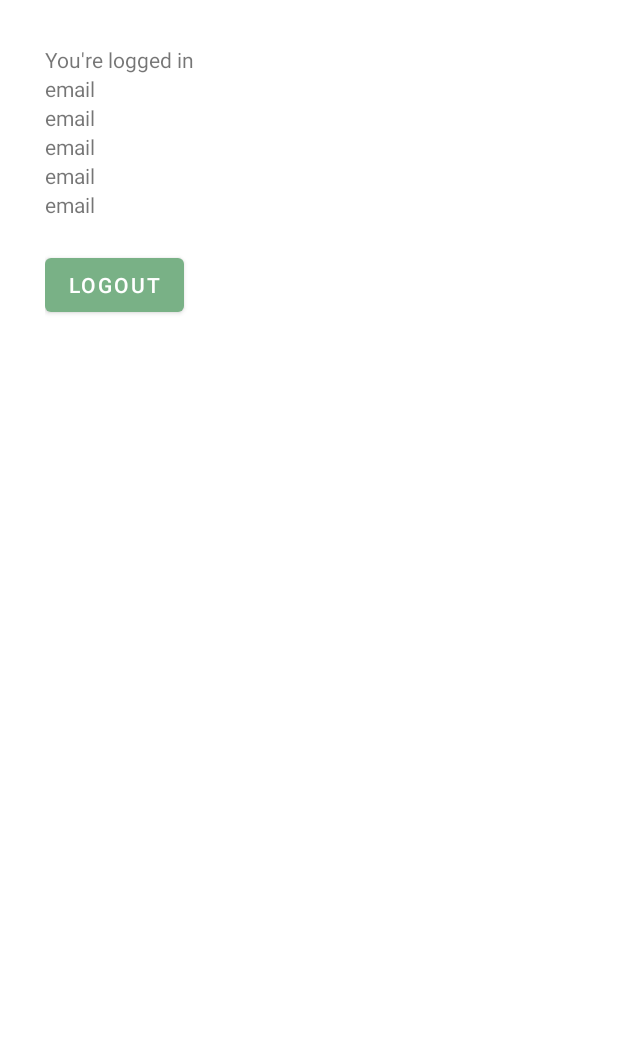
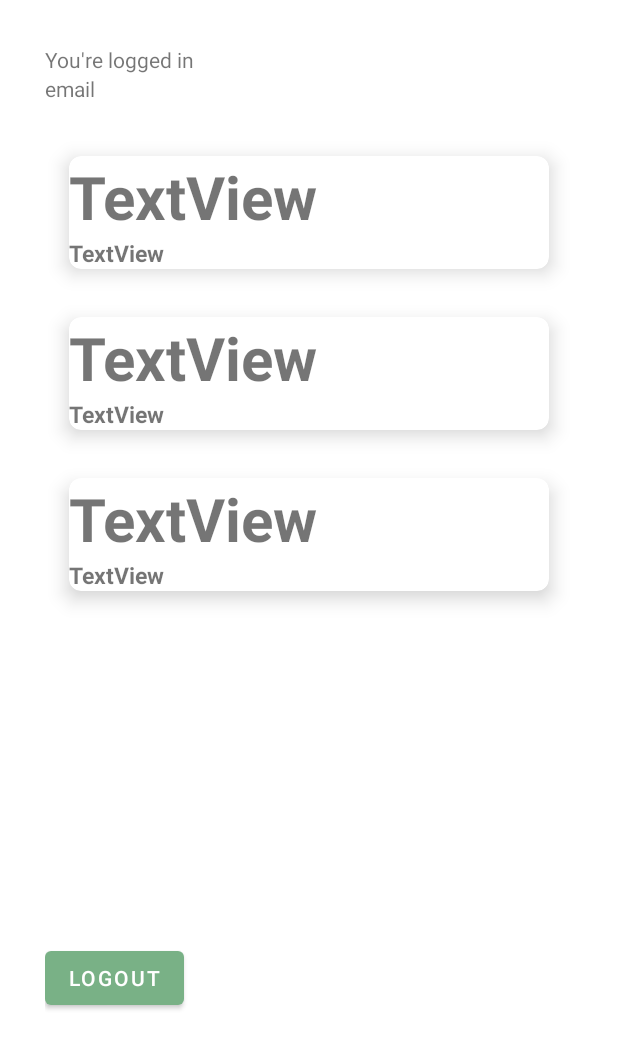
Before and after one commit to aishustha/NewsBox, an Android app: the layout activity_profile.xml on its own in the app's theme, with its tools: preview values and no code run, on a phone screen of 412 x 824 dp. Shown: the top 1049 px of the screen. Run offline under Robolectric (Android 15) with nearby library versions, the phone set to English and light mode, and no system bars.

```diff
--- /dev/null
+++ b/app/src/main/java/com/example/mapd726_group3_newsbox/Article.kt
@@ -0,0 +1,3 @@
+package com.example.mapd726_group3_newsbox
+
+data class Article(var title: String,var html: String, var publishDate: String, var summary: String, )
--- a/app/src/main/res/layout/activity_profile.xml
+++ b/app/src/main/res/layout/activity_profile.xml
@@ -11,40 +11,27 @@
     <TextView
         android:layout_width="wrap_content"
         android:layout_height="wrap_content"
-        android:text="You're logged in"
-        />
+        android:text="You're logged in" />
+
     <TextView
+        android:id="@+id/emailTv"
         android:layout_width="wrap_content"
         android:layout_height="wrap_content"
-        android:id="@+id/emailTv"
-        android:text="email"
-        />
+        android:text="email" />
 
     <TextView
+        android:id="@+id/data"
         android:layout_width="wrap_content"
         android:layout_height="wrap_content"
-        android:id="@+id/title"
-        android:text="email"
-        />
-    <TextView
-        android:layout_width="wrap_content"
-        android:layout_height="wrap_content"
-        android:id="@+id/author"
-        android:text="email"
-        />
-    <TextView
-        android:layout_width="wrap_content"
-        android:layout_height="wrap_content"
-        android:id="@+id/category"
-        android:text="email"
-        />
-    <TextView
-        android:layout_width="wrap_content"
-        android:layout_height="wrap_content"
-        android:id="@+id/content"
-        android:text="email"
-        />
+        android:text="" />
 
+
+    <androidx.recyclerview.widget.RecyclerView
+
+        android:id="@+id/rNewsList"
+        android:layout_width="match_parent"
+        android:layout_height="520dp"
+        tools:listitem="@layout/individual_article"/>
 
     <Button
         android:id="@+id/logoutBtn"
--- /dev/null
+++ b/app/src/main/res/layout/individual_article.xml
@@ -0,0 +1,32 @@
+<?xml version="1.0" encoding="utf-8"?>
+<androidx.cardview.widget.CardView xmlns:android="http://schemas.android.com/apk/res/android"
+    android:layout_width="match_parent"
+    android:layout_height="wrap_content"
+    xmlns:app="http://schemas.android.com/apk/res-auto"
+    app:cardElevation="8dp"
+    app:cardCornerRadius="8dp"
+    android:layout_margin="16dp">
+        <LinearLayout
+            android:layout_width="match_parent"
+            android:layout_height="wrap_content"
+            android:orientation="vertical">
+
+            <TextView
+                android:id="@+id/title"
+                android:layout_width="match_parent"
+                android:layout_height="wrap_content"
+                android:text="TextView"
+                android:textSize="40sp"
+                android:textStyle="bold" />
+            <TextView
+                android:id="@+id/title2"
+                android:layout_width="match_parent"
+                android:layout_height="wrap_content"
+                android:text="TextView"
+                android:textSize="15sp"
+                android:textStyle="bold" />
+
+        </LinearLayout>
+
+
+</androidx.cardview.widget.CardView>
```
Also changed, not shown: app/src/main/java/com/example/mapd726_group3_newsbox/DBAdaptor.kt (added, +34 -0 lines), app/src/main/java/com/example/mapd726_group3_newsbox/NewsArticle.kt (added, +40 -0 lines), app/src/main/java/com/example/mapd726_group3_newsbox/Profile.kt (+83 -26 lines), 1 other file.
